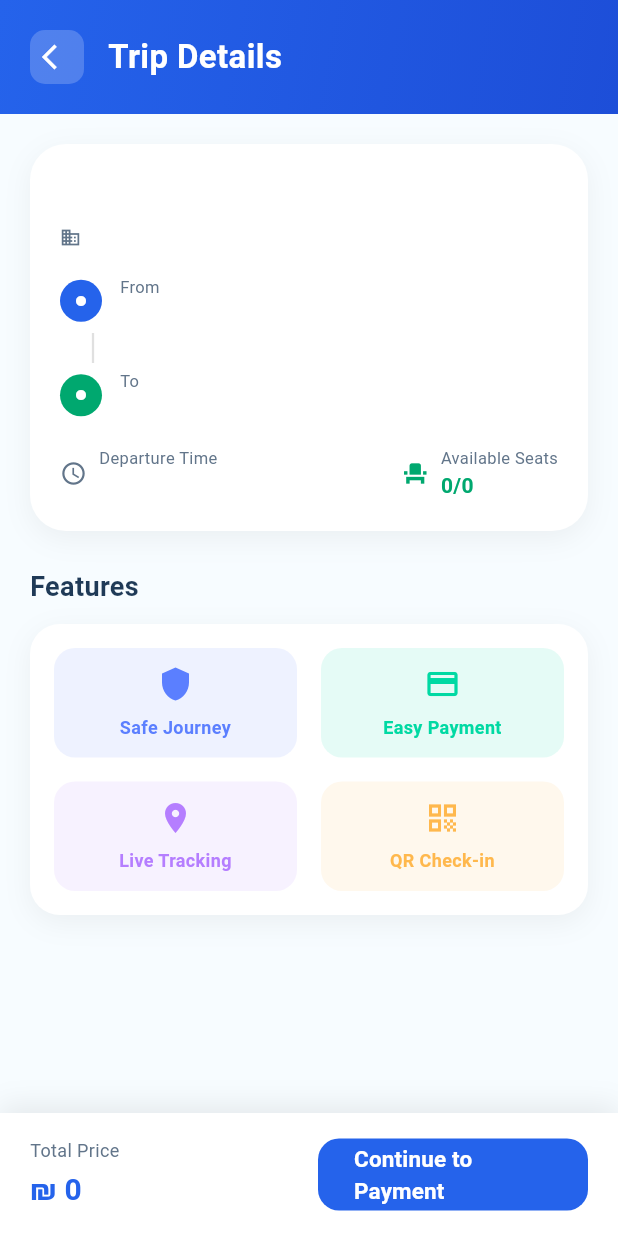
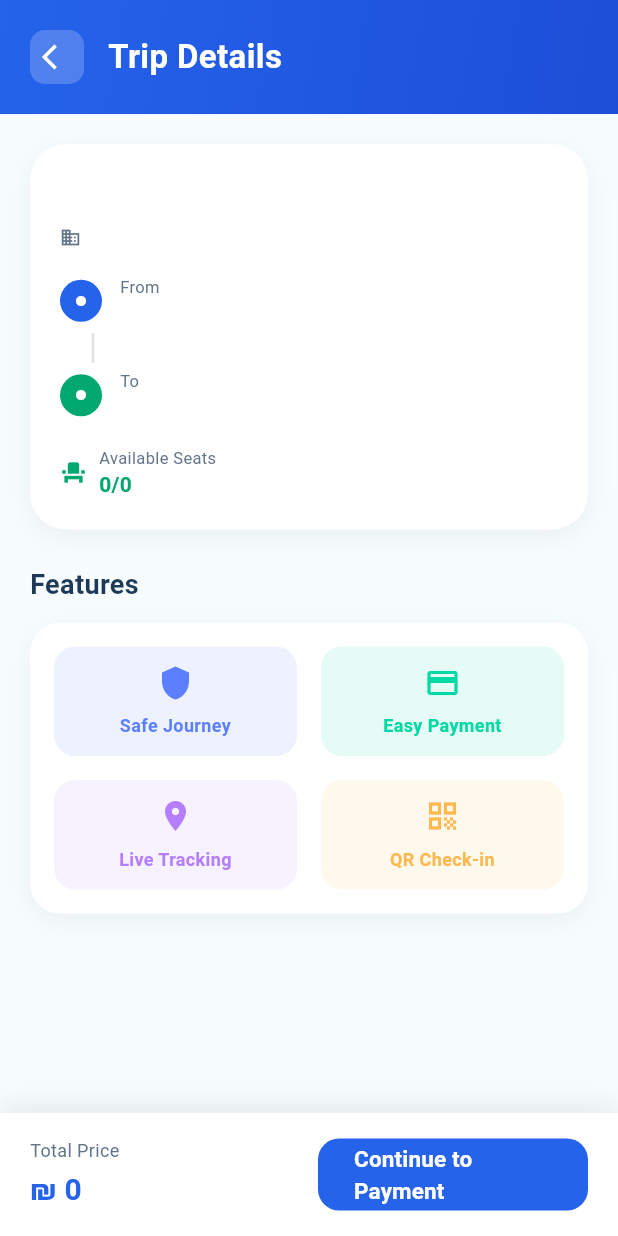
Before and after one commit to SamiAmarneh/AAUP_BUS, a Flutter app: the TripDetailsPage screen opened directly with empty values, on a phone screen of 412 x 824 dp. Run offline on Flutter 3.47's test engine with Material 3 defaults, Android fonts, the light colour scheme and no system bars; our stand-ins replace cloud_firestore, firebase_auth, firebase_core, flutter_riverpod, geolocator, google_maps_flutter and 7 more; missing offline and left inert: mobile_scanner, pay; accounts and stored records are empty.

Commit message:
remove departure time from trips

```diff
--- a/lib/features/student/domain/models/trip_model.dart
+++ b/lib/features/student/domain/models/trip_model.dart
@@ -10,7 +10,6 @@ class Trip {
     required this.price,
     required this.from,
     required this.to,
-    required this.departure,
     required this.availableSeats,
     required this.totalSeats,
   });
@@ -23,12 +22,10 @@ class Trip {
   final int price;
   final String from;
   final String to;
-  final String departure;
   final int availableSeats;
   final int totalSeats;
 
   factory Trip.fromTripDetails(TripDetails details) {
-    final departureTime = details.trip.departureTime ?? details.trip.createdAt;
     final routeGroupLabel = details.route.routeName.isNotEmpty
         ? details.route.routeName
         : details.route.startLocation;
@@ -42,15 +39,8 @@ class Trip {
       price: details.trip.price.round(),
       from: details.route.startLocation,
       to: details.route.endLocation,
-      departure: departureTime != null ? _formatTime(departureTime) : '--:--',
       availableSeats: details.bus.capacity,
       totalSeats: details.bus.capacity,
     );
   }
-
-  static String _formatTime(DateTime dateTime) {
-    final hour = dateTime.hour.toString().padLeft(2, '0');
-    final minute = dateTime.minute.toString().padLeft(2, '0');
-    return '$hour:$minute';
-  }
 }
--- a/lib/features/student/presentation/pages/trip_details_page.dart
+++ b/lib/features/student/presentation/pages/trip_details_page.dart
@@ -210,40 +210,6 @@ class TripDetailsPage extends StatelessWidget {
                         ),
                         const SizedBox(height: 16),
 
-                        // Departure and Available
-                        Row(
-                          mainAxisAlignment: MainAxisAlignment.spaceBetween,
-                          children: [
-                            Row(
-                              children: [
-                                const Icon(
-                                  Icons.access_time,
-                                  size: 18,
-                                  color: Color(0xFF62758A),
-                                ),
-                                const SizedBox(width: 8),
-                                Column(
-                                  crossAxisAlignment: CrossAxisAlignment.start,
-                                  children: [
-                                    const Text(
-                                      'Departure Time',
-                                      style: TextStyle(
-                                        fontSize: 11,
-                                        color: Color(0xFF62758A),
-                                      ),
-                                    ),
-                                    Text(
-                                      trip.departure,
-                                      style: const TextStyle(
-                                        fontSize: 14,
-                                        fontWeight: FontWeight.bold,
-                                        color: Color(0xFF1F3A57),
-                                      ),
-                                    ),
-                                  ],
-                                ),
-                              ],
-                            ),
                         Row(
                           children: [
                             const Icon(
@@ -269,8 +235,6 @@ class TripDetailsPage extends StatelessWidget {
                                     fontWeight: FontWeight.bold,
                                     color: Color(0xFF00A86F),
                                   ),
-                                    ),
-                                  ],
                                 ),
                               ],
                             ),
```
Also changed, not shown: lib/features/student/presentation/pages/browse_trips_page.dart (+0 -35 lines). Lines whose indentation alone changed are shown as unchanged.
